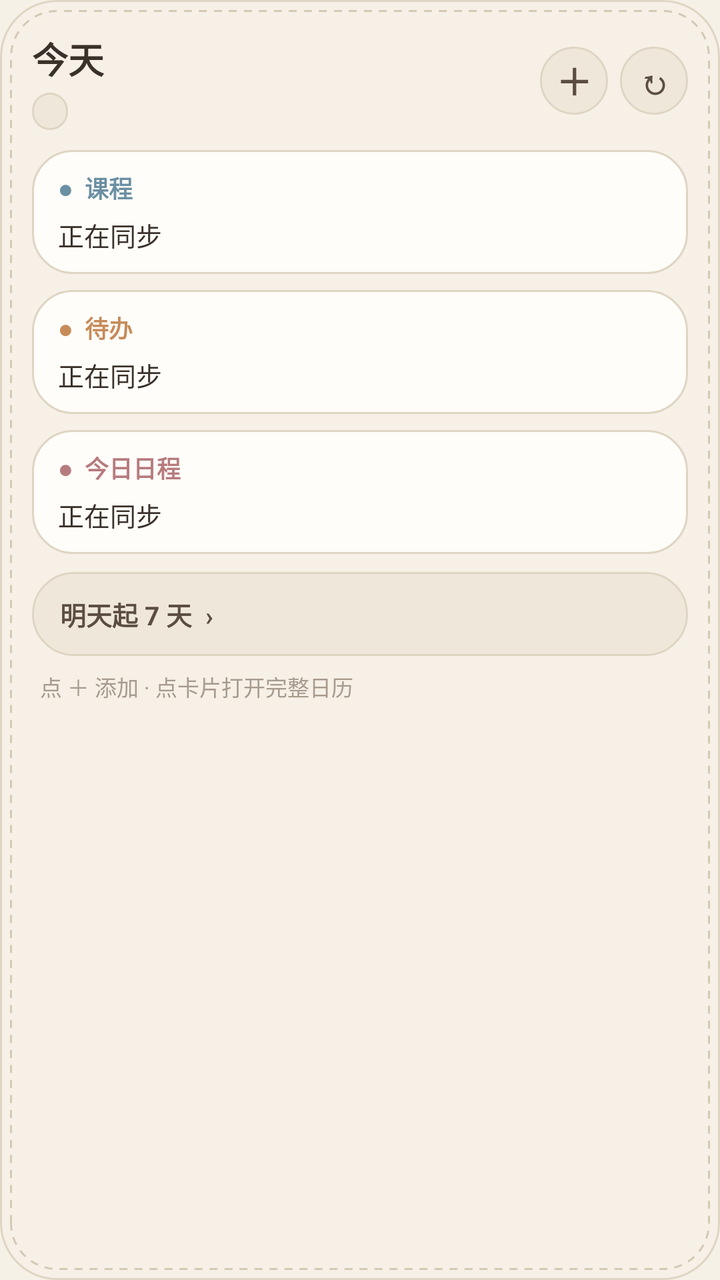
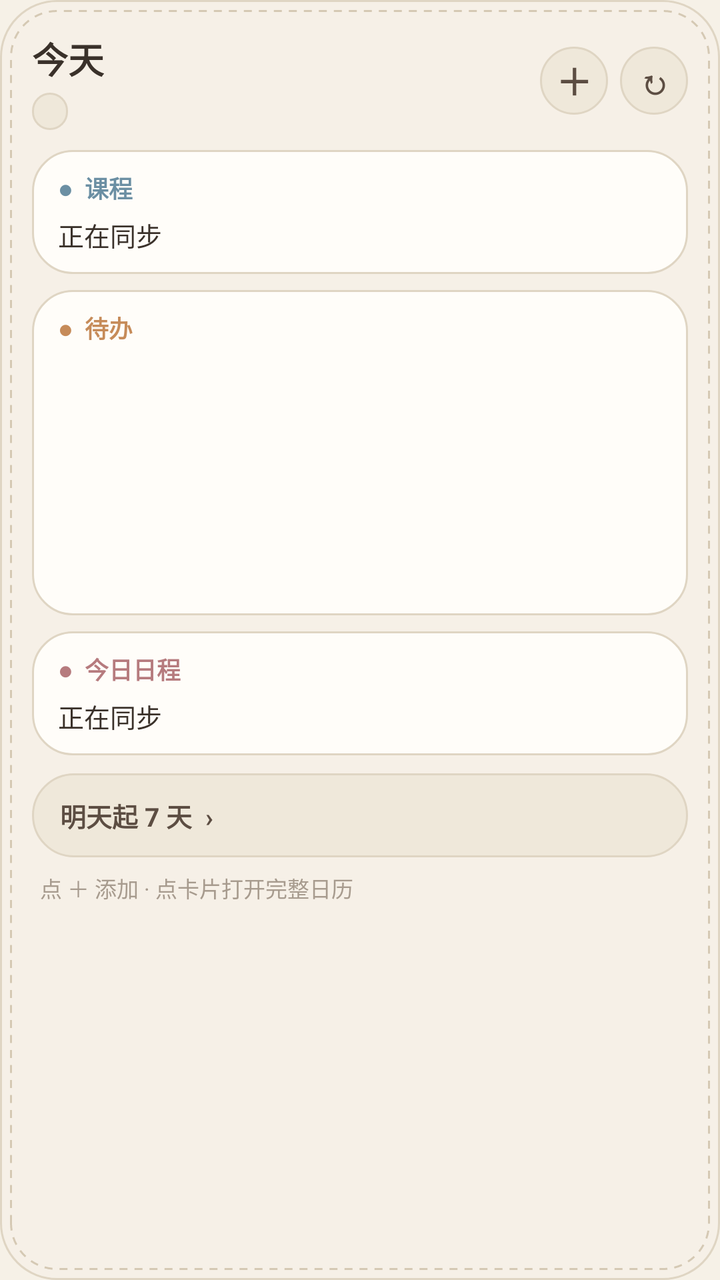

Two renders of the same Android screen: before a commit and after it. Below are the layout's source before the change and the commit's diff.
<!-- AndroidManifest.xml: application theme Theme.CalendarBoard -->
<!-- res/layout/calendar_widget.xml -->
<?xml version="1.0" encoding="utf-8"?>
<LinearLayout xmlns:android="http://schemas.android.com/apk/res/android"
    android:id="@+id/widgetRoot"
    android:layout_width="match_parent"
    android:layout_height="match_parent"
    android:orientation="vertical"
    android:padding="16dp"
    android:background="@drawable/widget_bg">

    
    <LinearLayout
        android:layout_width="match_parent"
        android:layout_height="wrap_content"
        android:orientation="horizontal"
        android:gravity="center_vertical"
        android:paddingBottom="10dp">

        <LinearLayout
            android:layout_width="0dp"
            android:layout_weight="1"
            android:layout_height="wrap_content"
            android:orientation="vertical">

            <TextView
                android:id="@+id/title"
                android:layout_width="wrap_content"
                android:layout_height="wrap_content"
                android:text="今天"
                android:textSize="18sp"
                android:textStyle="bold"
                android:textColor="@color/ink_primary" />

            <TextView
                android:id="@+id/weekBadge"
                android:layout_width="wrap_content"
                android:layout_height="wrap_content"
                android:layout_marginTop="4dp"
                android:paddingLeft="9dp"
                android:paddingRight="9dp"
                android:paddingTop="2dp"
                android:paddingBottom="2dp"
                android:background="@drawable/widget_pill_bg"
                android:text=""
                android:textSize="11sp"
                android:textStyle="bold"
                android:textColor="@color/ink_secondary" />
        </LinearLayout>

        <TextView
            android:id="@+id/add"
            android:layout_width="34dp"
            android:layout_height="34dp"
            android:layout_marginRight="6dp"
            android:gravity="center"
            android:background="@drawable/widget_pill_bg"
            android:text="＋"
            android:textSize="18sp"
            android:textStyle="bold"
            android:textColor="@color/accent_cocoa"
            android:contentDescription="添加事项" />

        <TextView
            android:id="@+id/refresh"
            android:layout_width="34dp"
            android:layout_height="34dp"
            android:gravity="center"
            android:background="@drawable/widget_pill_bg"
            android:text="↻"
            android:textSize="17sp"
            android:textStyle="bold"
            android:textColor="@color/accent_cocoa"
            android:contentDescription="刷新" />
    </LinearLayout>

    
    <LinearLayout
        android:id="@+id/courseSection"
        android:layout_width="match_parent"
        android:layout_height="wrap_content"
        android:orientation="vertical"
        android:paddingLeft="13dp"
        android:paddingRight="13dp"
        android:paddingTop="10dp"
        android:paddingBottom="10dp"
        android:background="@drawable/widget_section_bg">

        <TextView
            android:layout_width="match_parent"
            android:layout_height="wrap_content"
            android:text="●  课程"
            android:textSize="12sp"
            android:textStyle="bold"
            android:textColor="@color/yarn_course" />

        <TextView
            android:id="@+id/course"
            android:layout_width="match_parent"
            android:layout_height="wrap_content"
            android:layout_marginTop="5dp"
            android:lineSpacingExtra="3dp"
            android:text="正在同步"
            android:textSize="13sp"
            android:textColor="@color/ink_primary" />
    </LinearLayout>

    
    <LinearLayout
        android:id="@+id/todoSection"
        android:layout_width="match_parent"
        android:layout_height="wrap_content"
        android:layout_marginTop="8dp"
        android:orientation="vertical"
        android:paddingLeft="13dp"
        android:paddingRight="13dp"
        android:paddingTop="10dp"
        android:paddingBottom="10dp"
        android:background="@drawable/widget_section_bg">

        <TextView
            android:layout_width="match_parent"
            android:layout_height="wrap_content"
            android:text="●  待办"
            android:textSize="12sp"
            android:textStyle="bold"
            android:textColor="@color/yarn_todo" />

        <TextView
            android:id="@+id/todo"
            android:layout_width="match_parent"
            android:layout_height="wrap_content"
            android:layout_marginTop="5dp"
            android:lineSpacingExtra="3dp"
            android:text="正在同步"
            android:textSize="13sp"
            android:textColor="@color/ink_primary" />
    </LinearLayout>

    
    <LinearLayout
        android:id="@+id/scheduleSection"
        android:layout_width="match_parent"
        android:layout_height="wrap_content"
        android:layout_marginTop="8dp"
        android:orientation="vertical"
        android:paddingLeft="13dp"
        android:paddingRight="13dp"
        android:paddingTop="10dp"
        android:paddingBottom="10dp"
        android:background="@drawable/widget_section_bg">

        <TextView
            android:layout_width="match_parent"
            android:layout_height="wrap_content"
            android:text="●  今日日程"
            android:textSize="12sp"
            android:textStyle="bold"
            android:textColor="@color/yarn_schedule" />

        <TextView
            android:id="@+id/schedule"
            android:layout_width="match_parent"
            android:layout_height="wrap_content"
            android:layout_marginTop="5dp"
            android:lineSpacingExtra="3dp"
            android:text="正在同步"
            android:textSize="13sp"
            android:textColor="@color/ink_primary" />
    </LinearLayout>

    
    <TextView
        android:id="@+id/weekToggle"
        android:layout_width="match_parent"
        android:layout_height="wrap_content"
        android:minHeight="42dp"
        android:layout_marginTop="9dp"
        android:paddingLeft="14dp"
        android:paddingRight="14dp"
        android:paddingTop="10dp"
        android:paddingBottom="10dp"
        android:gravity="center_vertical"
        android:background="@drawable/widget_pill_bg"
        android:text="明天起 7 天  ›"
        android:textSize="13sp"
        android:textStyle="bold"
        android:textColor="@color/accent_cocoa" />

    
    <TextView
        android:id="@+id/status"
        android:layout_width="match_parent"
        android:layout_height="wrap_content"
        android:paddingTop="7dp"
        android:paddingLeft="4dp"
        android:ellipsize="end"
        android:singleLine="true"
        android:text="点 ＋ 添加 · 点卡片打开完整日历"
        android:textSize="11sp"
        android:textColor="@color/ink_muted" />
</LinearLayout>
<!-- resources referenced by this layout -->
<resources>
  <color name="accent_cocoa">#5C4D42</color>
  <color name="ink_muted">#A79B8E</color>
  <color name="ink_primary">#3A312A</color>
  <color name="ink_secondary">#7D7166</color>
  <color name="yarn_course">#6B8FA3</color>
  <color name="yarn_schedule">#B67B7E</color>
  <color name="yarn_todo">#C68B59</color>
  <!-- drawable widget_bg (drawable) -->
  <layer-list xmlns:android="http://schemas.android.com/apk/res/android">
      <item>
          <shape android:shape="rectangle">
              <solid android:color="@color/widget_bg_fill" />
              <corners android:radius="28dp" />
              <stroke android:width="1dp" android:color="@color/border_linen" />
          </shape>
      </item>
      <item android:left="5dp" android:top="5dp" android:right="5dp" android:bottom="5dp">
          <shape android:shape="rectangle">
              <solid android:color="@color/transparent" />
              <corners android:radius="23dp" />
              <stroke android:width="1dp" android:color="@color/stitch_wool" android:dashWidth="4dp" android:dashGap="3.5dp" />
          </shape>
      </item>
  </layer-list>
  <!-- drawable widget_pill_bg (drawable) -->
  <shape xmlns:android="http://schemas.android.com/apk/res/android" android:shape="rectangle">
      <solid android:color="@color/surface_sand" />
      <corners android:radius="999dp" />
      <stroke android:width="1dp" android:color="@color/border_linen" />
  </shape>
  <!-- drawable widget_section_bg (drawable) -->
  <shape xmlns:android="http://schemas.android.com/apk/res/android" android:shape="rectangle">
      <solid android:color="@color/surface_oat" />
      <corners android:radius="20dp" />
      <stroke android:width="1dp" android:color="@color/border_linen" />
  </shape>
  <style name="Theme.CalendarBoard" parent="Theme.Material3.DayNight.NoActionBar">
          <item name="android:windowBackground">@color/bg_cream</item>
          <item name="android:statusBarColor">@color/bg_cream</item>
          <item name="colorPrimary">@color/accent_cocoa</item>
      </style>
  <color name="widget_bg_fill">#F4F6F1E7</color>
  <color name="border_linen">#DFD5C3</color>
  <color name="transparent">#00000000</color>
  <color name="stitch_wool">#D5C9B4</color>
  <color name="surface_sand">#EFE8DA</color>
  <color name="surface_oat">#FFFDF9</color>
  <color name="bg_cream">#F6F1E7</color>
</resources>

<!-- the commit's change to res/layout/calendar_widget.xml (unified diff, before → after) -->
@@ -124,15 +124,15 @@
             android:textStyle="bold"
             android:textColor="@color/yarn_todo" />
 
-        <TextView
-            android:id="@+id/todo"
-            android:layout_width="match_parent"
-            android:layout_height="wrap_content"
+        <ListView
+            android:id="@+id/todoList"
+            android:layout_width="match_parent"
+            android:layout_height="120dp"
             android:layout_marginTop="5dp"
-            android:lineSpacingExtra="3dp"
-            android:text="正在同步"
-            android:textSize="13sp"
-            android:textColor="@color/ink_primary" />
+            android:divider="@null"
+            android:dividerHeight="0dp"
+            android:scrollbars="none"
+            android:background="@color/transparent" />
     </LinearLayout>
 
     
